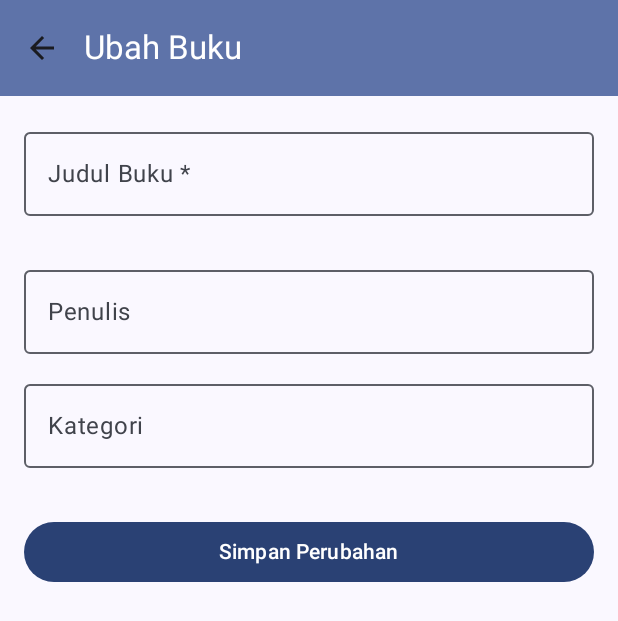
After one commit to martiochandra/Application_BukuKu, an Android app built with Jetpack Compose: the composable FormScreen called with empty values, on a phone screen of 412 x 824 dp. The commit adds this screen. Shown: the top 621 px of the screen. Run offline under Robolectric (Android 15) with nearby library versions, the phone set to English and light mode, and no system bars.

Commit message:
build Compose UI screens, input validation, and Navigation Compose

```diff
--- /dev/null
+++ b/app/src/main/java/com/example/application_bukuku/FormScreen.kt
@@ -0,0 +1,119 @@
+package com.example.application_bukuku
+
+import androidx.compose.foundation.layout.*
+import androidx.compose.material.icons.Icons
+import androidx.compose.material.icons.filled.ArrowBack
+import androidx.compose.material3.*
+import androidx.compose.runtime.*
+import androidx.compose.ui.Modifier
+import androidx.compose.ui.unit.dp
+
+@OptIn(ExperimentalMaterial3Api::class)
+@Composable
+fun FormScreen(
+    bookId: Int,
+    existingBook: Book?,
+    onNavigateUp: () -> Unit,
+    onSaveBook: (judul: String, penulis: String, kategori: String) -> Unit
+) {
+    val isEditMode = bookId != -1
+
+    var judul by remember { mutableStateOf("") }
+    var penulis by remember { mutableStateOf("") }
+    var kategori by remember { mutableStateOf("") }
+    var isJudulError by remember { mutableStateOf(false) }
+    var isInitialized by remember { mutableStateOf(false) }
+
+    // Mengisi form otomatis saat dalam mode Ubah (Edit)
+    LaunchedEffect(existingBook) {
+        if (isEditMode && existingBook != null && !isInitialized) {
+            judul = existingBook.judul
+            penulis = existingBook.penulis
+            kategori = existingBook.kategori
+            isInitialized = true
+        }
+    }
+
+    Scaffold(
+        topBar = {
+            TopAppBar(
+                title = { Text(if (isEditMode) "Ubah Buku" else "Tambah Buku Baru") },
+                navigationIcon = {
+                    IconButton(onClick = onNavigateUp) {
+                        Icon(Icons.Default.ArrowBack, contentDescription = "Kembali")
+                    }
+                },
+                colors = TopAppBarDefaults.topAppBarColors(
+                    containerColor = MaterialTheme.colorScheme.primaryContainer,
+                    titleContentColor = MaterialTheme.colorScheme.onPrimaryContainer
+                )
+            )
+        }
+    ) { innerPadding ->
+        Column(
+            modifier = Modifier
+                .fillMaxSize()
+                .padding(innerPadding)
+                .padding(16.dp),
+            verticalArrangement = Arrangement.spacedBy(12.dp)
+        ) {
+            // Field 1: Judul Buku (Wajib diisi)
+            OutlinedTextField(
+                value = judul,
+                onValueChange = {
+                    judul = it
+                    if (it.isNotBlank()) isJudulError = false
+                },
+                label = { Text("Judul Buku *") },
+                placeholder = { Text("Contoh: Pemrograman Kotlin") },
+                isError = isJudulError,
+                supportingText = {
+                    if (isJudulError) {
+                        Text(
+                            text = "Judul buku tidak boleh kosong!",
+                            color = MaterialTheme.colorScheme.error
+                        )
+                    }
+                },
+                singleLine = true,
+                modifier = Modifier.fillMaxWidth()
+            )
+
+            // Field 2: Penulis
+            OutlinedTextField(
+                value = penulis,
+                onValueChange = { penulis = it },
+                label = { Text("Penulis") },
+                placeholder = { Text("Contoh: Andi") },
+                singleLine = true,
+                modifier = Modifier.fillMaxWidth()
+            )
+
+            // Field 3: Kategori
+            OutlinedTextField(
+                value = kategori,
+                onValueChange = { kategori = it },
+                label = { Text("Kategori") },
+                placeholder = { Text("Contoh: Teknologi, Novel, Biografi") },
+                singleLine = true,
+                modifier = Modifier.fillMaxWidth()
+            )
+
+            Spacer(modifier = Modifier.height(8.dp))
+
+            Button(
+                onClick = {
+                    if (judul.isBlank()) {
+                        isJudulError = true
+                    } else {
+                        onSaveBook(judul, penulis, kategori)
+                        onNavigateUp()
+                    }
+                },
+                modifier = Modifier.fillMaxWidth()
+            ) {
+                Text(if (isEditMode) "Simpan Perubahan" else "Simpan Buku")
+            }
+        }
+    }
+}
```
Also changed, not shown: app/build.gradle.kts (+10 -4 lines), app/src/main/java/com/example/application_bukuku/BukuApp.kt (added, +111 -0 lines), app/src/main/java/com/example/application_bukuku/DetailScreen.kt (added, +147 -0 lines), app/src/main/java/com/example/application_bukuku/HomeScreen.kt (added, +199 -0 lines), app/src/main/java/com/example/application_bukuku/MainActivity.kt (+1 -6 lines), app/src/main/java/com/example/application_bukuku/Screen.kt (added, +10 -0 lines).
